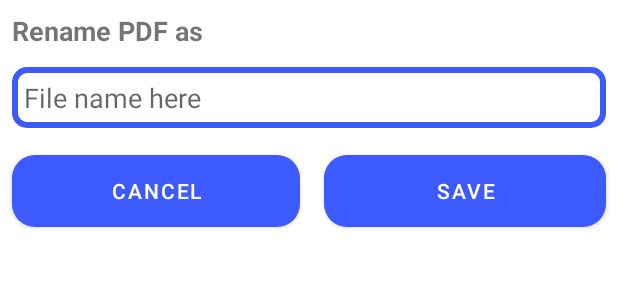
After one commit to amsxna060/DocScannerKotlin, an Android app: the layout rename.xml on its own in the app's theme, with its tools: preview values and no code run, on a phone screen of 412 x 824 dp. The commit adds this screen. Shown: the top 300 px of the screen. Run offline under Robolectric (Android 15) with nearby library versions, the phone set to English and light mode, and no system bars; Roboto replaces fonts that are not available here.

Commit message:
Minor adjustments in code

```diff
--- /dev/null
+++ b/app/src/main/res/layout/rename.xml
@@ -0,0 +1,57 @@
+<?xml version="1.0" encoding="utf-8"?>
+<RelativeLayout
+    xmlns:android="http://schemas.android.com/apk/res/android" android:layout_width="match_parent"
+    android:layout_height="match_parent">
+
+    <TextView
+        android:id="@+id/rename_file_as"
+        android:textStyle="bold"
+        android:layout_width="match_parent"
+        android:layout_height="wrap_content"
+        android:textSize="18sp"
+        android:paddingTop="8dp"
+        android:paddingStart="8dp"
+        android:paddingEnd="8dp"
+        android:text="Rename PDF as"/>
+
+    <EditText
+        android:layout_below="@id/rename_file_as"
+        android:inputType="textPersonName"
+        android:padding="8dp"
+        android:layout_marginEnd="8dp"
+        android:layout_marginStart="8dp"
+        android:layout_marginTop="12dp"
+        android:id="@+id/rename_file_name_for_pdf"
+        android:layout_width="match_parent"
+        android:layout_height="wrap_content"
+        android:background="@drawable/save_file_backgorund"
+        android:hint="File name here"/>
+
+    <LinearLayout
+        android:layout_width="match_parent"
+        android:layout_height="wrap_content"
+        android:orientation="horizontal"
+        android:layout_marginTop="10dp"
+        android:layout_below="@id/rename_file_name_for_pdf">
+
+        <Button
+            android:id="@+id/rename_canceling"
+            android:layout_width="wrap_content"
+            android:layout_height="wrap_content"
+            android:layout_margin="8dp"
+            android:text="Cancel"
+            android:layout_weight="50"
+            android:background="@drawable/roundbtn"/>
+        <Button
+            android:id="@+id/rename_my_file"
+            android:layout_width="wrap_content"
+            android:layout_height="wrap_content"
+            android:layout_marginTop="10dp"
+            android:text="Save"
+            android:layout_margin="8dp"
+            android:layout_weight="50"
+            android:layout_below="@id/entered_file_name_for_pdf"
+            android:background="@drawable/roundbtn"/>
+    </LinearLayout>
+
+</RelativeLayout>
```
Also changed, not shown: app/src/main/java/com/amansiol/docscanner/OurAppPDFListAdapter.kt (+24 -4 lines), app/src/main/java/com/amansiol/docscanner/PDFListAdapter.kt (+79 -14 lines), app/src/main/res/layout/delete_ask.xml (added, +54 -0 lines).
